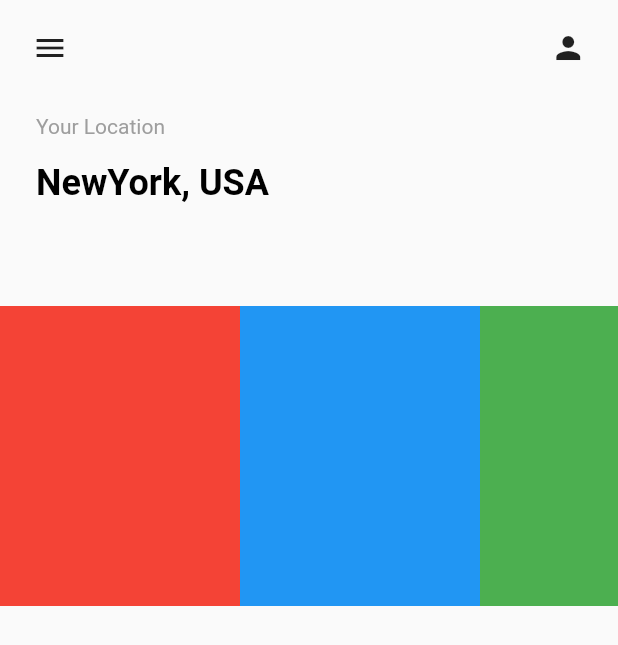
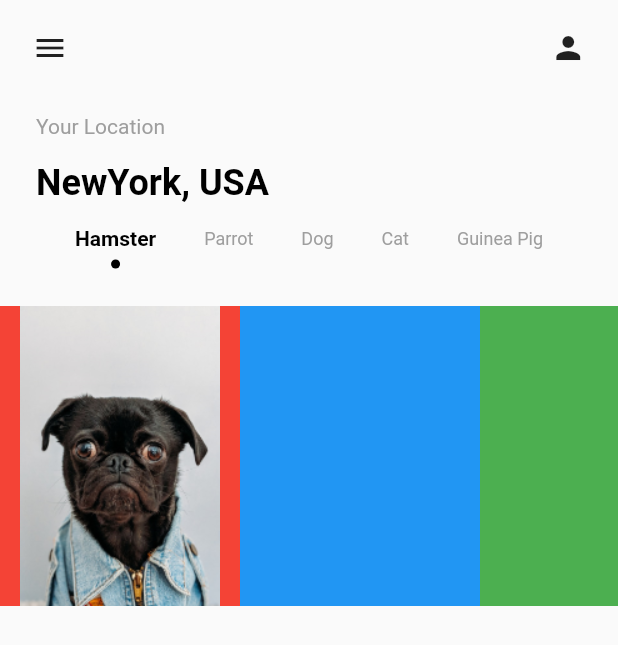
Before and after one commit to EhsanTgv/PetAdoption_Demo, a Flutter app: the screen it shows after launch, on a phone screen of 412 x 824 dp. Shown: the top 645 px of the screen. Run offline on Flutter 3.47's test engine with Material 2 defaults, Android fonts, the phone set to English and light mode, and no system bars.

```diff
--- a/lib/screens/home_screen.dart
+++ b/lib/screens/home_screen.dart
@@ -114,6 +114,7 @@ class _HomePageState extends State<HomePage> {
           Container(
             width: 160.0,
             color: Colors.red,
+            child: Image.asset("assets/dog_1.png"),
           ),
           Container(
             width: 160.0,
```
Lines whose indentation alone changed are shown as unchanged.
